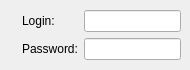
First picture: the form in wengophone/src/presentation/qt/imaccount/GoogleTalkSettings.ui, repository tkrotoff/WengoPhone, before the edit.
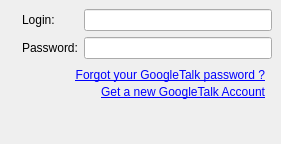
Second picture: the form after the edit. Icons and pictures are not drawn.

Commit message: Work on IM accounts widget

Diff of the .ui file:
```diff
--- a/wengophone/src/presentation/qt/imaccount/GoogleTalkSettings.ui
+++ b/wengophone/src/presentation/qt/imaccount/GoogleTalkSettings.ui
@@ -8,8 +8,8 @@
    <rect>
     <x>0</x>
     <y>0</y>
-    <width>190</width>
-    <height>70</height>
+    <width>281</width>
+    <height>144</height>
    </rect>
   </property>
   <property name="windowTitle" >
@@ -22,12 +22,80 @@
    <property name="spacing" >
     <number>6</number>
    </property>
-   <item row="0" column="0" >
-    <widget class="QLabel" name="label" >
-     <property name="pixmap" >
-      <pixmap resource="../wengophone.qrc" >:/pics/protocols/jabber.png</pixmap>
+   <item row="2" column="1" >
+    <spacer>
+     <property name="orientation" >
+      <enum>Qt::Vertical</enum>
      </property>
-    </widget>
+     <property name="sizeHint" >
+      <size>
+       <width>20</width>
+       <height>40</height>
+      </size>
+     </property>
+    </spacer>
+   </item>
+   <item row="1" column="1" >
+    <layout class="QGridLayout" >
+     <property name="margin" >
+      <number>0</number>
+     </property>
+     <property name="spacing" >
+      <number>0</number>
+     </property>
+     <item row="0" column="1" >
+      <widget class="QLabel" name="forgotPasswordLabel" >
+       <property name="cursor" >
+        <cursor>13</cursor>
+       </property>
+       <property name="text" >
+        <string>&lt;span style=" text-decoration: underline; color:#0000ff;">Forgot your GoogleTalk password ?&lt;/span></string>
+       </property>
+       <property name="textFormat" >
+        <enum>Qt::AutoText</enum>
+       </property>
+       <property name="alignment" >
+        <set>Qt::AlignRight|Qt::AlignTrailing|Qt::AlignVCenter</set>
+       </property>
+      </widget>
+     </item>
+     <item rowspan="2" row="0" column="2" >
+      <widget class="QLabel" name="label_2" >
+       <property name="text" >
+        <string/>
+       </property>
+       <property name="pixmap" >
+        <pixmap resource="../wengophone.qrc" >:/pics/Help-32x32.png</pixmap>
+       </property>
+      </widget>
+     </item>
+     <item row="1" column="1" >
+      <widget class="QLabel" name="createAccountLabel" >
+       <property name="cursor" >
+        <cursor>13</cursor>
+       </property>
+       <property name="text" >
+        <string>&lt;span style=" text-decoration: underline; color:#0000ff;">Get a new GoogleTalk Account&lt;/span></string>
+       </property>
+       <property name="alignment" >
+        <set>Qt::AlignRight|Qt::AlignTrailing|Qt::AlignVCenter</set>
+       </property>
+      </widget>
+     </item>
+     <item row="0" column="0" >
+      <spacer>
+       <property name="orientation" >
+        <enum>Qt::Horizontal</enum>
+       </property>
+       <property name="sizeHint" >
+        <size>
+         <width>40</width>
+         <height>20</height>
+        </size>
+       </property>
+      </spacer>
+     </item>
+    </layout>
    </item>
    <item row="0" column="1" >
     <layout class="QGridLayout" >
@@ -63,6 +131,13 @@
      </item>
     </layout>
    </item>
+   <item row="0" column="0" >
+    <widget class="QLabel" name="label" >
+     <property name="pixmap" >
+      <pixmap resource="../wengophone.qrc" >:/pics/protocols/jabber.png</pixmap>
+     </property>
+    </widget>
+   </item>
   </layout>
  </widget>
  <pixmapfunction></pixmapfunction>
```
The commit also changes 11 other files.
